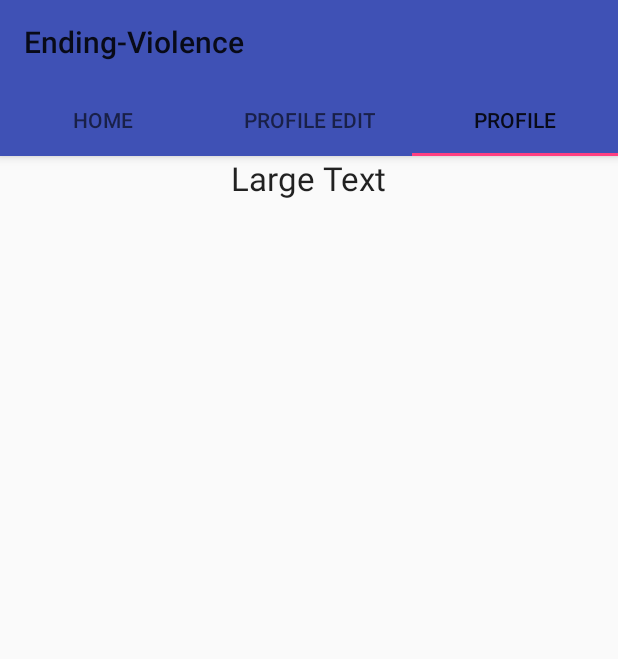
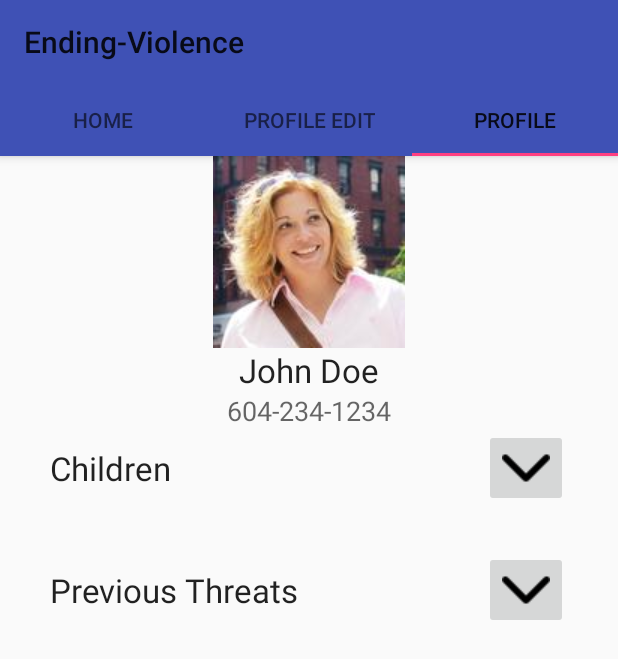
Before and after one commit to VaniDevs/Team8HeimdallrEndingViolenceAndroidApp, an Android app: the screen it shows after launch (HomeActivity), tab 3 chosen, on a phone screen of 412 x 824 dp. Shown: the top 659 px of the screen. Run offline under Robolectric (Android 15) with nearby library versions, the phone set to English and light mode, and no system bars; 4 statements that could not run were skipped.

Commit message:
Added Profile Should be done

```diff
--- a/mobile/src/main/java/ca/bcit/heimdallr/ending_violence/Fragment3.java
+++ b/mobile/src/main/java/ca/bcit/heimdallr/ending_violence/Fragment3.java
@@ -5,6 +5,9 @@ import android.support.v4.app.Fragment;
 import android.view.LayoutInflater;
 import android.view.View;
 import android.view.ViewGroup;
+import android.widget.Button;
+import android.widget.ImageButton;
+import android.widget.LinearLayout;
 
 /**
  * Created by Owner on 3/5/16.
@@ -16,6 +19,7 @@ public class Fragment3 extends Fragment {
      *
      * @return A new instance of fragment Fragment1.
      */
+
     public static Fragment3 newInstance() {
         return new Fragment3();
     }
@@ -33,6 +37,9 @@ public class Fragment3 extends Fragment {
     public View onCreateView(LayoutInflater inflater, ViewGroup container,
                              Bundle savedInstanceState) {
         // Inflate the layout for this fragment
-        return inflater.inflate(R.layout.fragment_fragment3, container, false);
+        View view = inflater.inflate(R.layout.fragment_fragment3,
+                container, false);
+
+        return view;
     }
 }
--- a/mobile/src/main/java/ca/bcit/heimdallr/ending_violence/HomeActivity.java
+++ b/mobile/src/main/java/ca/bcit/heimdallr/ending_violence/HomeActivity.java
@@ -26,6 +26,8 @@ public class HomeActivity extends AppCompatActivity {
      * See https://g.co/AppIndexing/AndroidStudio for more information.
      */
     private GoogleApiClient client;
+    private boolean listOfChildShow = false;
+    private boolean listOfPrevThreatsShow = false;
 
 
     @Override
@@ -136,24 +138,28 @@ public class HomeActivity extends AppCompatActivity {
         }
     }
 
-    /* FRAGMENT 2
-    public void addChild(View v){
-        System.out.println("ADD CHILD");
-        View rootView = inflater.inflate(R.layout.activity_home,
-                container, false);
-        LinearLayout myLayout = (LinearLayout) rootView.findViewById(R.id.Children);
+    public void childrenDrop(View v){
+        LinearLayout LL = (LinearLayout)findViewById(R.id.listOfChild);
+        if(listOfChildShow) {
+            LL.setVisibility(LinearLayout.GONE);
+            listOfChildShow = false;
+        } else {
+            LL.setVisibility(LinearLayout.VISIBLE);
+            listOfChildShow = true;
+        }
+    }
 
-        LayoutParams lp = new LayoutParams( LayoutParams.WRAP_CONTENT, LayoutParams.WRAP_CONTENT);
-        for(int l=0; l<4; l++)
-        {
-            TextView a = new TextView(HomeActivity.this);
-            a.setTextSize(15);
-            a.setLayoutParams(lp);
-            a.setId(l);
-            a.setText((l + 1) + ": something");
-            myLayout.addView(a);
+    public void prevThreatDrop(View v){
+        LinearLayout LL = (LinearLayout)findViewById(R.id.listOfPrevThreats);
+        System.out.println("HI");
+        if(listOfPrevThreatsShow) {
+            LL.setVisibility(LinearLayout.GONE);
+            listOfPrevThreatsShow = false;
+        } else {
+            LL.setVisibility(LinearLayout.VISIBLE);
+            listOfPrevThreatsShow = true;
         }
+    }
 
-    }
-    */
+
 }
--- a/mobile/src/main/res/layout/fragment_fragment2.xml
+++ b/mobile/src/main/res/layout/fragment_fragment2.xml
@@ -5,21 +5,10 @@
     tools:context="com.example.tabstutorial.Fragment2">
 
 
-    <TextView
-        android:layout_width="wrap_content"
-        android:layout_height="wrap_content"
-        android:textAppearance="?android:attr/textAppearanceLarge"
-        android:text="Persons Name"
-        android:id="@+id/PersonName"
-        android:layout_gravity="center_horizontal"
-        android:layout_alignParentTop="true"
-        android:layout_centerHorizontal="true" />
-
     <ImageView
         android:layout_width="wrap_content"
         android:layout_height="wrap_content"
         android:id="@+id/imageView"
-        android:layout_below="@+id/PersonName"
         android:layout_centerHorizontal="true"
         android:src="@drawable/logo" />
 
--- a/mobile/src/main/res/layout/fragment_fragment3.xml
+++ b/mobile/src/main/res/layout/fragment_fragment3.xml
@@ -1,15 +1,124 @@
-<FrameLayout xmlns:android="http://schemas.android.com/apk/res/android"
+<LinearLayout xmlns:android="http://schemas.android.com/apk/res/android"
     xmlns:tools="http://schemas.android.com/tools"
     android:layout_width="match_parent"
     android:layout_height="match_parent"
-    tools:context="com.example.tabstutorial.Fragment1">
+    tools:context="com.example.tabstutorial.Fragment1"
+    android:orientation="vertical">
 
 
-    <TextView
+    <ImageView
         android:layout_width="wrap_content"
         android:layout_height="wrap_content"
-        android:textAppearance="?android:attr/textAppearanceLarge"
-        android:text="Large Text"
-        android:id="@+id/textView"
-        android:layout_gravity="center_horizontal|top" />
-</FrameLayout>
+        android:id="@+id/imageView2"
+        android:layout_gravity="center_horizontal"
+        android:src="@drawable/logo" />
+
+    <ScrollView
+        android:layout_width="match_parent"
+        android:layout_height="match_parent"
+        android:id="@+id/scrollView2"
+        android:fillViewport="false"
+        android:paddingLeft="50px"
+        android:paddingRight="50px"
+        android:onClick="childrenDrop">
+
+        <LinearLayout
+            android:orientation="vertical"
+            android:layout_width="match_parent"
+            android:layout_height="match_parent">
+
+            <TextView
+                android:layout_width="wrap_content"
+                android:layout_height="wrap_content"
+                android:textAppearance="?android:attr/textAppearanceLarge"
+                android:text="John Doe"
+                android:id="@+id/textView"
+                android:layout_gravity="center_horizontal" />
+
+            <TextView
+                android:layout_width="wrap_content"
+                android:layout_height="wrap_content"
+                android:textAppearance="?android:attr/textAppearanceMedium"
+                android:text="604-234-1234"
+                android:id="@+id/textView2"
+                android:layout_gravity="center_horizontal" />
+
+            <LinearLayout
+                android:orientation="horizontal"
+                android:layout_width="match_parent"
+                android:layout_height="match_parent">
+
+                <TextView
+                    android:layout_width="wrap_content"
+                    android:layout_height="match_parent"
+                    android:textAppearance="?android:attr/textAppearanceLarge"
+                    android:text="Children"
+                    android:id="@+id/textView3"
+                    android:layout_weight="0.5"
+                    android:gravity="center_vertical" />
+
+                <ImageButton
+                    android:layout_width="wrap_content"
+                    android:layout_height="wrap_content"
+                    android:id="@+id/listOfChildButton"
+                    android:src="@drawable/arrow"
+                    android:onClick="childrenDrop" />
+            </LinearLayout>
+
+            <LinearLayout
+                android:orientation="vertical"
+                android:layout_width="match_parent"
+                android:layout_height="match_parent"
+                android:id="@+id/listOfChild"
+                android:visibility="invisible">
+
+                <TextView
+                    android:layout_width="wrap_content"
+                    android:layout_height="wrap_content"
+                    android:textAppearance="?android:attr/textAppearanceLarge"
+                    android:text="PENIS"
+                    android:id="@+id/textView4" />
+            </LinearLayout>
+
+            <LinearLayout
+                android:orientation="horizontal"
+                android:layout_width="match_parent"
+                android:layout_height="match_parent">
+
+                <TextView
+                    android:layout_width="wrap_content"
+                    android:layout_height="match_parent"
+                    android:textAppearance="?android:attr/textAppearanceLarge"
+                    android:text="Previous Threats"
+                    android:id="@+id/textView5"
+                    android:gravity="center_vertical"
+                    android:layout_weight="0.5" />
+
+                <ImageButton
+                    android:layout_width="wrap_content"
+                    android:layout_height="wrap_content"
+                    android:id="@+id/imageButton"
+                    android:src="@drawable/arrow"
+                    android:onClick="prevThreatDrop" />
+            </LinearLayout>
+
+            <LinearLayout
+                android:orientation="vertical"
+                android:layout_width="match_parent"
+                android:layout_height="match_parent"
+                android:id="@+id/listOfPrevThreats"
+                android:visibility="invisible">
+
+                <TextView
+                    android:layout_width="wrap_content"
+                    android:layout_height="wrap_content"
+                    android:textAppearance="?android:attr/textAppearanceLarge"
+                    android:text="PREV THREAT"
+                    android:visibility="visible" />
+            </LinearLayout>
+
+        </LinearLayout>
+
+    </ScrollView>
+
+</LinearLayout>
```
Also changed, not shown: mobile/src/main/res/drawable/arrow.png (added).
